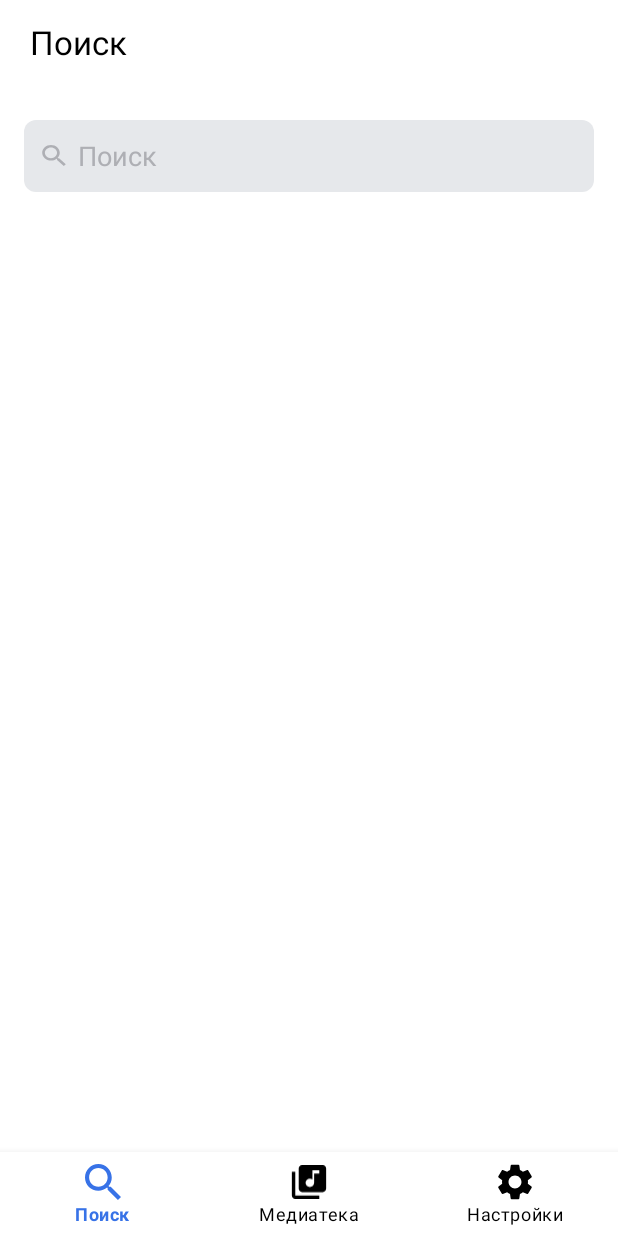
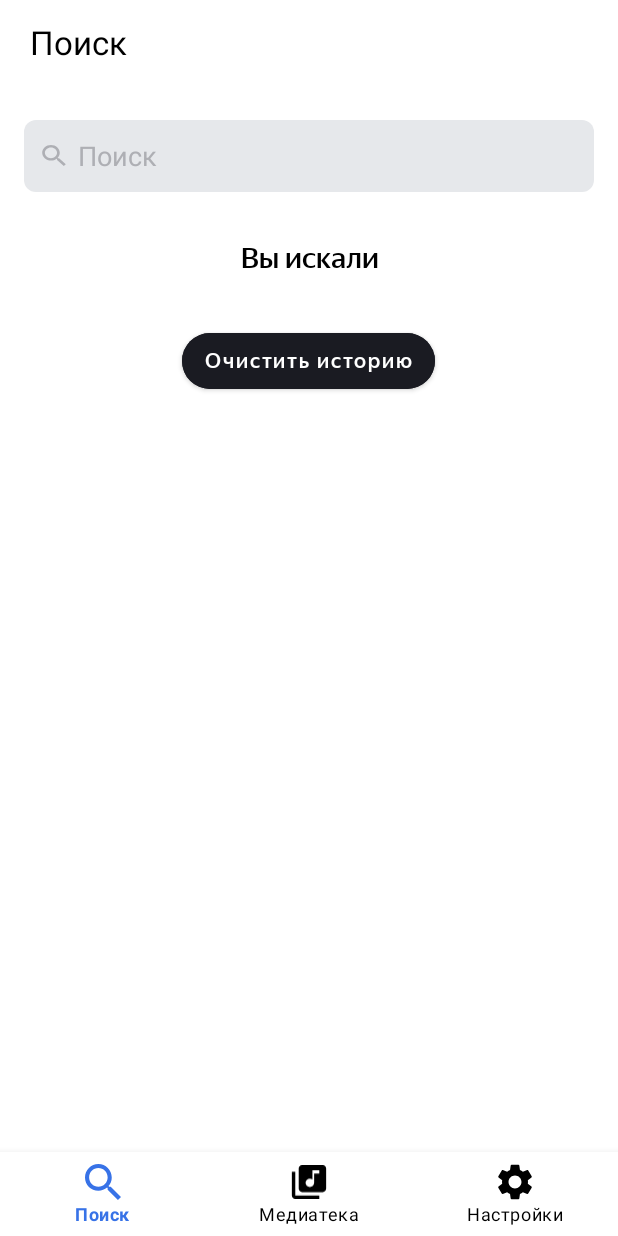
Before and after one commit to anonim-no/Playlist_Maker, an Android app: the SearchFragment screen opened through its navigation route, on a phone screen of 412 x 824 dp. Run offline under Robolectric (Android 15) with nearby library versions, the phone set to English and light mode, and no system bars; our stand-ins replace navigation-ui.

Commit message:
Исправлены отступы

```diff
--- a/app/src/main/res/layout/activity_main.xml
+++ b/app/src/main/res/layout/activity_main.xml
@@ -10,6 +10,7 @@
         android:name="androidx.navigation.fragment.NavHostFragment"
         android:layout_width="match_parent"
         android:layout_height="match_parent"
+        android:layout_marginBottom="56dp"
         app:defaultNavHost="true"
         app:layout_constraintBottom_toTopOf="@id/navigation_view"
         app:layout_constraintLeft_toLeftOf="parent"
--- a/app/src/main/res/layout/fragment_search.xml
+++ b/app/src/main/res/layout/fragment_search.xml
@@ -84,7 +84,7 @@
             android:layout_height="wrap_content"
             android:orientation="vertical"
             app:layoutManager="androidx.recyclerview.widget.LinearLayoutManager"
-            tools:listitem="@layout/item_track" />
+            tools:listitem="@layout/item_track" android:visibility="gone"/>
 
         <LinearLayout
             android:id="@+id/youSearched"
@@ -92,7 +92,7 @@
             android:layout_height="wrap_content"
             android:layout_gravity="center_horizontal"
             android:orientation="vertical"
-            android:visibility="gone">
+            >
 
             <TextView
                 style="@style/TextPlaceholder"
@@ -111,6 +111,7 @@
             <com.google.android.material.button.MaterialButton
                 android:id="@+id/clearHistoryButton"
                 style="@style/Button"
+                android:layout_marginBottom="20dp"
                 android:text="@string/clear_history"
                 app:cornerRadius="54dp" />
 
```
